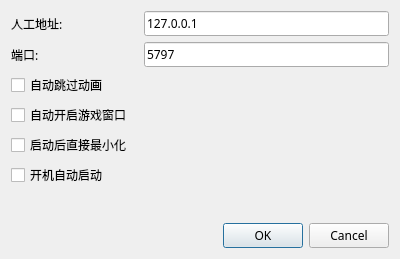
Old version of the form optiondlg.ui in the repository uvbs/mhgamebot.
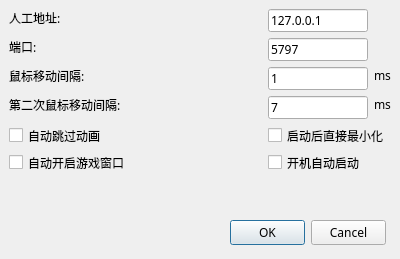
New version of the form.

```diff
--- a/optiondlg.ui
+++ b/optiondlg.ui
@@ -19,87 +19,240 @@
   <property name="windowTitle">
    <string>配置</string>
   </property>
-  <layout class="QGridLayout" name="gridLayout">
-   <item row="4" column="0">
-    <widget class="QCheckBox" name="checkBox_autohide">
-     <property name="text">
-      <string>启动后直接最小化</string>
-     </property>
-    </widget>
-   </item>
-   <item row="0" column="2">
     <widget class="QLineEdit" name="lineEdit_helperaddr">
+   <property name="geometry">
+    <rect>
+     <x>268</x>
+     <y>9</y>
+     <width>100</width>
+     <height>23</height>
+    </rect>
+   </property>
+   <property name="maximumSize">
+    <size>
+     <width>100</width>
+     <height>16777215</height>
+    </size>
+   </property>
      <property name="text">
       <string>127.0.0.1</string>
      </property>
     </widget>
-   </item>
-   <item row="2" column="0" colspan="3">
     <widget class="QCheckBox" name="checkBox_autoskipgc">
+   <property name="geometry">
+    <rect>
+     <x>9</x>
+     <y>125</y>
+     <width>95</width>
+     <height>21</height>
+    </rect>
+   </property>
      <property name="text">
       <string>自动跳过动画</string>
      </property>
     </widget>
-   </item>
-   <item row="0" column="0">
     <widget class="QLabel" name="label">
+   <property name="geometry">
+    <rect>
+     <x>9</x>
+     <y>9</y>
+     <width>51</width>
+     <height>17</height>
+    </rect>
+   </property>
      <property name="text">
       <string>人工地址:</string>
      </property>
     </widget>
-   </item>
-   <item row="7" column="0" colspan="3">
-    <widget class="QDialogButtonBox" name="buttonBox">
-     <property name="orientation">
-      <enum>Qt::Horizontal</enum>
-     </property>
-     <property name="standardButtons">
-      <set>QDialogButtonBox::Cancel|QDialogButtonBox::Ok</set>
-     </property>
-    </widget>
-   </item>
-   <item row="3" column="0" colspan="3">
     <widget class="QCheckBox" name="checkBox_autostartgame">
+   <property name="geometry">
+    <rect>
+     <x>9</x>
+     <y>152</y>
+     <width>119</width>
+     <height>21</height>
+    </rect>
+   </property>
      <property name="text">
       <string>自动开启游戏窗口</string>
      </property>
     </widget>
-   </item>
-   <item row="6" column="0">
-    <spacer name="verticalSpacer">
-     <property name="orientation">
-      <enum>Qt::Vertical</enum>
-     </property>
-     <property name="sizeHint" stdset="0">
-      <size>
-       <width>20</width>
-       <height>40</height>
-      </size>
-     </property>
-    </spacer>
-   </item>
-   <item row="1" column="0">
     <widget class="QLabel" name="label_2">
+   <property name="geometry">
+    <rect>
+     <x>9</x>
+     <y>38</y>
+     <width>27</width>
+     <height>17</height>
+    </rect>
+   </property>
      <property name="text">
       <string>端口:</string>
      </property>
     </widget>
-   </item>
-   <item row="1" column="2">
     <widget class="QLineEdit" name="lineEdit_port">
+   <property name="geometry">
+    <rect>
+     <x>268</x>
+     <y>38</y>
+     <width>100</width>
+     <height>23</height>
+    </rect>
+   </property>
+   <property name="maximumSize">
+    <size>
+     <width>100</width>
+     <height>16777215</height>
+    </size>
+   </property>
      <property name="text">
       <string>5797</string>
      </property>
     </widget>
-   </item>
-   <item row="5" column="0">
+  <widget class="QLabel" name="label_3">
+   <property name="geometry">
+    <rect>
+     <x>9</x>
+     <y>67</y>
+     <width>75</width>
+     <height>17</height>
+    </rect>
+   </property>
+   <property name="text">
+    <string>鼠标移动间隔:</string>
+   </property>
+  </widget>
+  <widget class="QLabel" name="label_4">
+   <property name="geometry">
+    <rect>
+     <x>9</x>
+     <y>96</y>
+     <width>111</width>
+     <height>17</height>
+    </rect>
+   </property>
+   <property name="text">
+    <string>第二次鼠标移动间隔:</string>
+   </property>
+  </widget>
+  <widget class="QLineEdit" name="lineEdit">
+   <property name="geometry">
+    <rect>
+     <x>268</x>
+     <y>67</y>
+     <width>100</width>
+     <height>23</height>
+    </rect>
+   </property>
+   <property name="maximumSize">
+    <size>
+     <width>100</width>
+     <height>16777215</height>
+    </size>
+   </property>
+   <property name="text">
+    <string>1</string>
+   </property>
+  </widget>
+  <widget class="QLineEdit" name="lineEdit_2">
+   <property name="geometry">
+    <rect>
+     <x>268</x>
+     <y>96</y>
+     <width>100</width>
+     <height>23</height>
+    </rect>
+   </property>
+   <property name="maximumSize">
+    <size>
+     <width>100</width>
+     <height>16777215</height>
+    </size>
+   </property>
+   <property name="text">
+    <string>7</string>
+   </property>
+  </widget>
+  <widget class="QLabel" name="label_6">
+   <property name="geometry">
+    <rect>
+     <x>374</x>
+     <y>96</y>
+     <width>17</width>
+     <height>17</height>
+    </rect>
+   </property>
+   <property name="maximumSize">
+    <size>
+     <width>40</width>
+     <height>16777215</height>
+    </size>
+   </property>
+   <property name="text">
+    <string>ms</string>
+   </property>
+  </widget>
+  <widget class="QCheckBox" name="checkBox_autohide">
+   <property name="geometry">
+    <rect>
+     <x>268</x>
+     <y>125</y>
+     <width>119</width>
+     <height>21</height>
+    </rect>
+   </property>
+   <property name="text">
+    <string>启动后直接最小化</string>
+   </property>
+  </widget>
     <widget class="QCheckBox" name="checkBox_autorun">
+   <property name="geometry">
+    <rect>
+     <x>268</x>
+     <y>152</y>
+     <width>95</width>
+     <height>21</height>
+    </rect>
+   </property>
      <property name="text">
       <string>开机自动启动</string>
      </property>
     </widget>
-   </item>
-  </layout>
+  <widget class="QLabel" name="label_5">
+   <property name="geometry">
+    <rect>
+     <x>374</x>
+     <y>67</y>
+     <width>17</width>
+     <height>17</height>
+    </rect>
+   </property>
+   <property name="maximumSize">
+    <size>
+     <width>40</width>
+     <height>16777215</height>
+    </size>
+   </property>
+   <property name="text">
+    <string>ms</string>
+   </property>
+  </widget>
+  <widget class="QDialogButtonBox" name="buttonBox">
+   <property name="geometry">
+    <rect>
+     <x>230</x>
+     <y>220</y>
+     <width>156</width>
+     <height>25</height>
+    </rect>
+   </property>
+   <property name="orientation">
+    <enum>Qt::Horizontal</enum>
+   </property>
+   <property name="standardButtons">
+    <set>QDialogButtonBox::Cancel|QDialogButtonBox::Ok</set>
+   </property>
+  </widget>
  </widget>
  <resources/>
  <connections>
```
Lines whose indentation alone changed are shown as unchanged.
